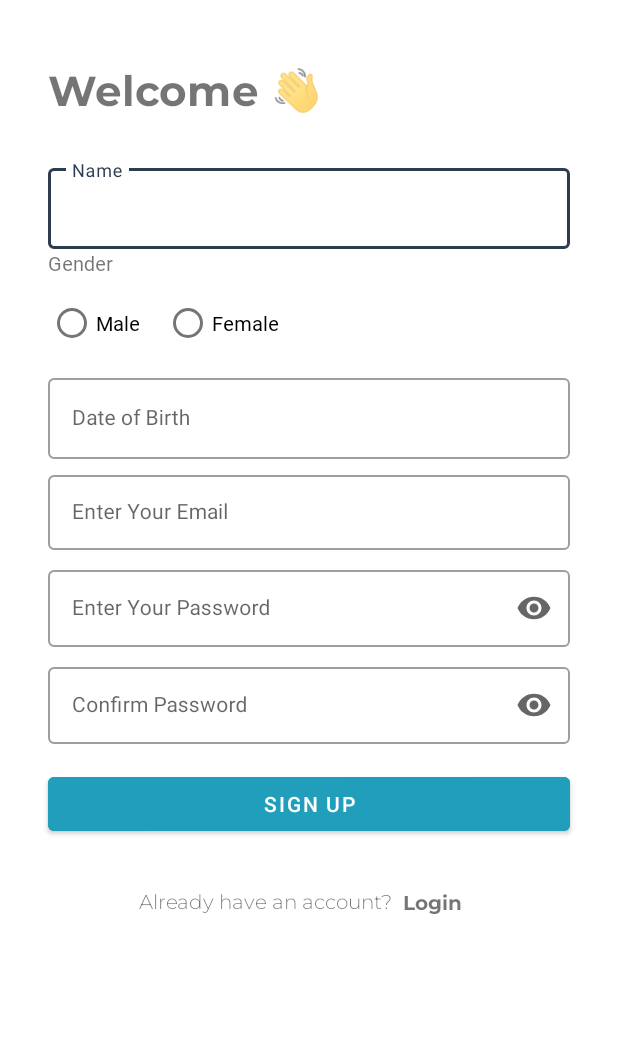
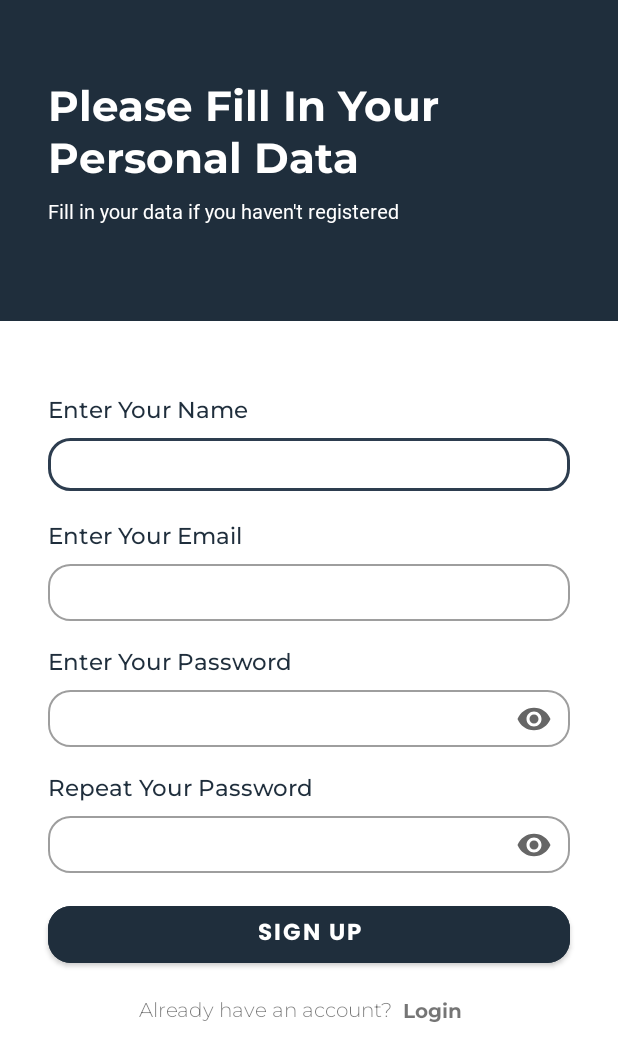
Before and after one commit to fahlisaputra/FitFood, an Android app: the SignUpActivity screen opened directly, with no data from a screen before it, on a phone screen of 412 x 824 dp. Shown: the top 1061 px of the screen. Run offline under Robolectric (Android 15) with nearby library versions, the phone set to English and light mode, and no system bars.

Commit message:
register layout

```diff
--- a/app/src/main/java/com/example/fitfoood/view/form/FormActivity.kt
+++ b/app/src/main/java/com/example/fitfoood/view/form/FormActivity.kt
@@ -24,8 +24,8 @@ class FormActivity : AppCompatActivity() {
         binding = ActivityFormBinding.inflate(layoutInflater)
         setContentView(binding.root)
 
-        val dateEditText = findViewById<TextInputEditText>(R.id.dateEditText)
-        dateEditText.setOnClickListener { showDatePicker() }
+//        val dateEditText = findViewById<TextInputEditText>(R.id.dateEditText)
+//        dateEditText.setOnClickListener { showDatePicker() }
 
     }
 
@@ -38,8 +38,8 @@ class FormActivity : AppCompatActivity() {
         datePicker.addOnPositiveButtonClickListener { selection ->
             val dateFormat = SimpleDateFormat("dd MMM yyyy", Locale.getDefault())
             val date = Date(selection)
-            val dateEditText = findViewById<TextInputEditText>(R.id.dateEditText)
-            dateEditText.setText(dateFormat.format(date))
+//            val dateEditText = findViewById<TextInputEditText>(R.id.dateEditText)
+//            dateEditText.setText(dateFormat.format(date))
         }
 
         datePicker.show(supportFragmentManager, "DATE_PICKER")
--- a/app/src/main/java/com/example/fitfoood/view/signup/SignUpActivity.kt
+++ b/app/src/main/java/com/example/fitfoood/view/signup/SignUpActivity.kt
@@ -37,17 +37,17 @@ class SignUpActivity : AppCompatActivity() {
         binding.LoginTextView.setOnClickListener {
             startActivity(Intent(this, LoginActivity::class.java))
         }
-        binding.dateEditText.setOnClickListener {
-            showDatePickerDialog()
-        }
-
-        binding.genderRadioGroup.setOnCheckedChangeListener { group, checkedId ->
-            gender = if (checkedId == R.id.radioMan) {
-                "Male"
-            } else {
-                "Female"
-            }
-        }
+//        binding.dateEditText.setOnClickListener {
+//            showDatePickerDialog()
+//        }
+//
+//        binding.genderRadioGroup.setOnCheckedChangeListener { group, checkedId ->
+//            gender = if (checkedId == R.id.radioMan) {
+//                "Male"
+//            } else {
+//                "Female"
+//            }
+//        }
 
         setupView()
         setupAction()
@@ -118,7 +118,7 @@ class SignUpActivity : AppCompatActivity() {
             calendar.set(Calendar.MONTH, month)
             calendar.set(Calendar.DAY_OF_MONTH, dayOfMonth)
             dateBirth = SimpleDateFormat("dd-MM-yyyy", Locale.US).format(calendar.time)
-            binding.dateEditText.setText(dateBirth) // Update EditText with selected date
+//            binding.dateEditText.setText(dateBirth) // Update EditText with selected date
         }
 
         DatePickerDialog(this, dateSetListener, calendar.get(Calendar.YEAR), calendar.get(Calendar.MONTH), calendar.get(Calendar.DAY_OF_MONTH)).show()
--- a/app/src/main/res/layout/activity_login.xml
+++ b/app/src/main/res/layout/activity_login.xml
@@ -70,6 +70,7 @@
             android:layout_height="43dp"
             android:layout_marginStart="32dp"
             android:layout_marginEnd="32dp"
+            android:layout_marginTop="3dp"
             app:boxCornerRadiusBottomEnd="15dp"
             app:boxCornerRadiusBottomStart="15dp"
             app:boxCornerRadiusTopEnd="15dp"
@@ -109,6 +110,7 @@
             android:layout_height="43dp"
             android:layout_marginStart="32dp"
             android:layout_marginEnd="32dp"
+            android:layout_marginTop="3dp"
             app:boxCornerRadiusBottomEnd="15dp"
             app:boxCornerRadiusBottomStart="15dp"
             app:boxCornerRadiusTopEnd="15dp"
@@ -140,6 +142,7 @@
             android:layout_marginTop="16dp"
             android:backgroundTint="@color/navy"
             android:text="@string/login"
+            app:cornerRadius="15dp"
             style="@style/SubHeading1_Poppins_Bold"
             app:layout_constraintEnd_toEndOf="parent"
             app:layout_constraintHorizontal_bias="1.0"
--- a/app/src/main/res/layout/activity_sign_up.xml
+++ b/app/src/main/res/layout/activity_sign_up.xml
@@ -7,13 +7,23 @@
     tools:context=".view.signup.SignUpActivity">
 
     <TextView
+        android:id="@+id/bgSignin"
+        android:layout_width="match_parent"
+        android:layout_height="214dp"
+        android:background="@drawable/bg_signin"
+        app:layout_constraintEnd_toEndOf="parent"
+        app:layout_constraintStart_toStartOf="parent"
+        app:layout_constraintTop_toTopOf="parent" />
+
+    <TextView
         android:id="@+id/titleTextView"
         style="@style/Heading1_Bold"
         android:layout_width="0dp"
         android:layout_height="wrap_content"
         android:layout_marginStart="32dp"
-        android:layout_marginEnd="32dp"
-        android:layout_marginTop="40dp"
+        android:layout_marginEnd="64dp"
+        android:layout_marginTop="50dp"
+        android:textColor="@color/white"
         android:text="@string/title_signup_page"
         app:layout_constraintEnd_toEndOf="parent"
         app:layout_constraintHorizontal_bias="0.0"
@@ -21,119 +31,142 @@
         app:layout_constraintTop_toTopOf="parent"
         tools:alpha="100" />
 
-<!--    <TextView-->
-<!--        android:id="@+id/messageTextView"-->
-<!--        style="@style/Body1_Regular"-->
-<!--        android:layout_width="0dp"-->
-<!--        android:layout_height="wrap_content"-->
-<!--        android:layout_marginStart="32dp"-->
-<!--        android:layout_marginTop="8dp"-->
-<!--        android:layout_marginEnd="32dp"-->
-<!--        android:text="@string/message_signup_page"-->
-<!--        app:layout_constraintEnd_toEndOf="parent"-->
-<!--        app:layout_constraintHorizontal_bias="0.0"-->
-<!--        app:layout_constraintStart_toStartOf="parent"-->
-<!--        app:layout_constraintTop_toBottomOf="@+id/titleTextView"-->
-<!--        tools:alpha="100" />-->
+    <TextView
+        android:id="@+id/messageTextView"
+        style="@style/Body1_Regular"
+        android:layout_width="0dp"
+        android:layout_height="wrap_content"
+        android:layout_marginStart="32dp"
+        android:layout_marginTop="8dp"
+        android:layout_marginEnd="32dp"
+        android:text="@string/message_signup_page"
+        android:textColor="@color/white"
+        app:layout_constraintEnd_toEndOf="parent"
+        app:layout_constraintHorizontal_bias="0.0"
+        app:layout_constraintStart_toStartOf="parent"
+        app:layout_constraintTop_toBottomOf="@+id/titleTextView"
+        tools:alpha="100" />
+
+    <TextView
+        android:id="@+id/nameText"
+        style="@style/SubHeading1_Medium"
+        android:textColor="@color/navy"
+        android:layout_width="match_parent"
+        android:layout_height="wrap_content"
+        android:text="@string/name"
+        android:layout_marginStart="32dp"
+        android:layout_marginEnd="32dp"
+        android:layout_marginTop="48dp"
+        app:layout_constraintTop_toBottomOf="@+id/bgSignin" />
 
     <com.google.android.material.textfield.TextInputLayout
         android:id="@+id/nameEditTextLayout"
         style="@style/Widget.MaterialComponents.TextInputLayout.OutlinedBox"
         android:layout_width="0dp"
-        android:layout_height="wrap_content"
+        android:layout_height="43dp"
+        app:boxCornerRadiusBottomEnd="15dp"
+        app:boxCornerRadiusBottomStart="15dp"
+        app:boxCornerRadiusTopEnd="15dp"
+        app:boxCornerRadiusTopStart="15dp"
         android:layout_marginStart="32dp"
-        android:layout_marginTop="28dp"
         android:layout_marginEnd="32dp"
+        android:layout_marginTop="3dp"
         app:layout_constraintEnd_toEndOf="parent"
         app:layout_constraintHorizontal_bias="0.0"
         app:layout_constraintStart_toStartOf="parent"
-        app:layout_constraintTop_toBottomOf="@+id/titleTextView">
+        app:layout_constraintTop_toBottomOf="@+id/nameText">
 
         <com.google.android.material.textfield.TextInputEditText
             android:id="@+id/nameEditText"
             android:layout_width="match_parent"
             android:layout_height="wrap_content"
+            android:padding="8dp"
             android:ems="10"
-            android:hint="@string/name"
             android:textSize="14sp" />
     </com.google.android.material.textfield.TextInputLayout>
 
     <TextView
-        android:id="@+id/genderTextView"
-        style="@style/Body1_Regular"
+        android:id="@+id/emailText"
+        style="@style/SubHeading1_Medium"
+        android:textColor="@color/navy"
         android:layout_width="0dp"
         android:layout_height="wrap_content"
         android:layout_marginStart="32dp"
         android:layout_marginEnd="32dp"
-        android:text="@string/gender"
+        android:layout_marginTop="16dp"
+        android:text="@string/email"
         app:layout_constraintEnd_toEndOf="parent"
         app:layout_constraintHorizontal_bias="0.0"
         app:layout_constraintStart_toStartOf="parent"
         app:layout_constraintTop_toBottomOf="@+id/nameEditTextLayout"
         tools:alpha="100" />
 
-    <RadioGroup
-        android:id="@+id/genderRadioGroup"
-        android:layout_width="239dp"
-        android:layout_height="46dp"
-        android:orientation="horizontal"
-        android:layout_marginTop="8dp"
-        app:layout_constraintStart_toStartOf="@+id/genderTextView"
-        app:layout_constraintTop_toBottomOf="@+id/genderTextView">
+<!--    <RadioGroup-->
+<!--        android:id="@+id/genderRadioGroup"-->
+<!--        android:layout_width="239dp"-->
+<!--        android:layout_height="46dp"-->
+<!--        android:orientation="horizontal"-->
+<!--        android:layout_marginTop="8dp"-->
+<!--        app:layout_constraintStart_toStartOf="@+id/genderTextView"-->
+<!--        app:layout_constraintTop_toBottomOf="@+id/genderTextView">-->
 
-        <RadioButton
-            android:id="@+id/radioMan"
-            android:layout_width="wrap_content"
-            android:layout_height="wrap_content"
-            android:text="@string/gender_man"
-            style="@style/Body1_Regular"/>
+<!--        <RadioButton-->
+<!--            android:id="@+id/radioMan"-->
+<!--            android:layout_width="wrap_content"-->
+<!--            android:layout_height="wrap_content"-->
+<!--            android:text="@string/gender_man"-->
+<!--            style="@style/Body1_Regular"/>-->
 
-        <RadioButton
-            android:id="@+id/radioWoman"
-            style="@style/Body1_Regular"
-            android:layout_width="wrap_content"
-            android:layout_height="wrap_content"
-            android:layout_marginStart="16dp"
-            android:text="@string/gender_girl"
-            app:layout_constraintEnd_toStartOf="@+id/radioMan" />
-    </RadioGroup>
+<!--        <RadioButton-->
+<!--            android:id="@+id/radioWoman"-->
+<!--            style="@style/Body1_Regular"-->
+<!--            android:layout_width="wrap_content"-->
+<!--            android:layout_height="wrap_content"-->
+<!--            android:layout_marginStart="16dp"-->
+<!--            android:text="@string/gender_girl"-->
+<!--            app:layout_constraintEnd_toStartOf="@+id/radioMan" />-->
+<!--    </RadioGroup>-->
 
-    <com.google.android.material.textfield.TextInputLayout
-        android:id="@+id/dateEditTextLayout"
-        style="@style/Widget.MaterialComponents.TextInputLayout.OutlinedBox"
-        android:layout_width="0dp"
-        android:layout_height="wrap_content"
-        android:layout_marginStart="32dp"
-        android:layout_marginEnd="32dp"
-        android:layout_marginTop="8dp"
-        app:layout_constraintEnd_toEndOf="parent"
-        app:layout_constraintStart_toStartOf="parent"
-        app:layout_constraintTop_toBottomOf="@+id/genderRadioGroup"
-        tools:alpha="100">
+<!--    <com.google.android.material.textfield.TextInputLayout-->
+<!--        android:id="@+id/dateEditTextLayout"-->
+<!--        style="@style/Widget.MaterialComponents.TextInputLayout.OutlinedBox"-->
+<!--        android:layout_width="0dp"-->
+<!--        android:layout_height="wrap_content"-->
+<!--        android:layout_marginStart="32dp"-->
+<!--        android:layout_marginEnd="32dp"-->
+<!--        android:layout_marginTop="8dp"-->
+<!--        app:layout_constraintEnd_toEndOf="parent"-->
+<!--        app:layout_constraintStart_toStartOf="parent"-->
+<!--        app:layout_constraintTop_toBottomOf="@+id/emailText"-->
+<!--        tools:alpha="100">-->
 
-        <com.google.android.material.textfield.TextInputEditText
-            android:id="@+id/dateEditText"
-            android:layout_width="match_parent"
-            android:layout_height="wrap_content"
-            android:clickable="true"
-            android:ems="10"
-            android:focusable="false"
-            android:hint="@string/birth_date"
-            android:textSize="14sp" />
-    </com.google.android.material.textfield.TextInputLayout>
+<!--        <com.google.android.material.textfield.TextInputEditText-->
+<!--            android:id="@+id/dateEditText"-->
+<!--            android:layout_width="match_parent"-->
+<!--            android:layout_height="wrap_content"-->
+<!--            android:clickable="true"-->
+<!--            android:ems="10"-->
+<!--            android:focusable="false"-->
+<!--            android:hint="@string/birth_date"-->
+<!--            android:textSize="14sp" />-->
+<!--    </com.google.android.material.textfield.TextInputLayout>-->
 
     <com.google.android.material.textfield.TextInputLayout
         android:id="@+id/emailEditTextLayout"
         style="@style/Widget.MaterialComponents.TextInputLayout.OutlinedBox"
         android:layout_width="0dp"
-        android:layout_height="55dp"
+        android:layout_height="43dp"
         android:layout_marginStart="32dp"
         android:layout_marginEnd="32dp"
-        android:layout_marginTop="5dp"
+        android:layout_marginTop="3dp"
+        app:boxCornerRadiusBottomEnd="15dp"
+        app:boxCornerRadiusBottomStart="15dp"
+        app:boxCornerRadiusTopEnd="15dp"
+        app:boxCornerRadiusTopStart="15dp"
         app:layout_constraintEnd_toEndOf="parent"
         app:layout_constraintHorizontal_bias="0.0"
         app:layout_constraintStart_toStartOf="parent"
-        app:layout_constraintTop_toBottomOf="@+id/dateEditTextLayout"
+        app:layout_constraintTop_toBottomOf="@+id/emailText"
         tools:alpha="100">
 
         <com.dicoding.picodiploma.dicoStory.view.customView.CVEmail
@@ -141,26 +174,40 @@
             android:layout_width="match_parent"
             android:layout_height="match_parent"
             android:ems="10"
-            android:hint="@string/email"
-            android:padding="16dp"
+            android:padding="8dp"
             android:textSize="14sp"
             tools:ignore="SpeakableTextPresentCheck" />
     </com.google.android.material.textfield.TextInputLayout>
+
+    <TextView
+        android:id="@+id/passText"
+        style="@style/SubHeading1_Medium"
+        android:layout_width="match_parent"
+        android:layout_height="wrap_content"
+        android:layout_marginTop="16dp"
+        android:layout_marginStart="32dp"
+        android:layout_marginEnd="32dp"
+        android:text="@string/password"
+        android:textColor="@color/navy"
+        app:layout_constraintTop_toBottomOf="@+id/emailEditTextLayout" />
 
     <com.google.android.material.textfield.TextInputLayout
         android:id="@+id/passwordEditTextLayout"
         style="@style/Widget.MaterialComponents.TextInputLayout.OutlinedBox"
         android:layout_width="0dp"
-        android:layout_height="wrap_content"
+        android:layout_height="43dp"
         android:layout_marginStart="32dp"
-        android:layout_marginTop="8dp"
+        android:layout_marginTop="3dp"
         android:layout_marginEnd="32dp"
-        android:hint="@string/password"
+        app:boxCornerRadiusBottomEnd="15dp"
+        app:boxCornerRadiusBottomStart="15dp"
+        app:boxCornerRadiusTopEnd="15dp"
+        app:boxCornerRadiusTopStart="15dp"
         app:endIconMode="password_toggle"
         app:layout_constraintEnd_toEndOf="parent"
         app:layout_constraintHorizontal_bias="0.0"
         app:layout_constraintStart_toStartOf="parent"
-        app:layout_constraintTop_toBottomOf="@+id/emailEditTextLayout"
+        app:layout_constraintTop_toBottomOf="@+id/passText"
         tools:alpha="100">
 
         <com.dicoding.picodiploma.dicoStory.view.customView.CVPassword
@@ -168,26 +215,41 @@
             android:layout_width="match_parent"
             android:layout_height="match_parent"
             android:ems="10"
-            android:padding="16dp"
+            android:padding="8dp"
             android:textSize="14sp"
             android:inputType="textPassword"
             tools:ignore="SpeakableTextPresentCheck" />
     </com.google.android.material.textfield.TextInputLayout>
 
+    <TextView
+        android:id="@+id/repeatPassText"
+        style="@style/SubHeading1_Medium"
+        android:layout_width="match_parent"
+        android:layout_height="wrap_content"
+        android:text="@string/confirm_password"
+        android:textColor="@color/navy"
+        android:layout_marginTop="16dp"
+        android:layout_marginStart="32dp"
+        android:layout_marginEnd="32dp"
+        app:layout_constraintTop_toBottomOf="@+id/passwordEditTextLayout" />
+
     <com.google.android.material.textfield.TextInputLayout
         android:id="@+id/passwordRepeatEditTextLayout"
         style="@style/Widget.MaterialComponents.TextInputLayout.OutlinedBox"
         android:layout_width="0dp"
-        android:layout_height="wrap_content"
+        android:layout_height="43dp"
         android:layout_marginStart="32dp"
-        android:layout_marginTop="8dp"
+        android:layout_marginTop="3dp"
         android:layout_marginEnd="32dp"
-        android:hint="@string/confirm_password"
+        app:boxCornerRadiusBottomEnd="15dp"
+        app:boxCornerRadiusBottomStart="15dp"
+        app:boxCornerRadiusTopEnd="15dp"
+        app:boxCornerRadiusTopStart="15dp"
         app:endIconMode="password_toggle"
         app:layout_constraintEnd_toEndOf="parent"
         app:layout_constraintHorizontal_bias="0.0"
         app:layout_constraintStart_toStartOf="parent"
-        app:layout_constraintTop_toBottomOf="@+id/passwordEditTextLayout"
+        app:layout_constraintTop_toBottomOf="@+id/repeatPassText"
         tools:alpha="100">
 
         <com.dicoding.picodiploma.dicoStory.view.customView.CVPassword
@@ -195,7 +257,7 @@
             android:layout_width="match_parent"
             android:layout_height="match_parent"
             android:ems="10"
-            android:padding="16dp"
+            android:padding="8dp"
             android:textSize="14sp"
             android:inputType="textPassword"
             tools:ignore="SpeakableTextPresentCheck" />
@@ -204,12 +266,14 @@
     <Button
         android:id="@+id/SignUpButton"
         android:layout_width="0dp"
-        android:layout_height="wrap_content"
+        android:layout_height="50dp"
         android:layout_marginStart="32dp"
         android:layout_marginTop="16dp"
         android:layout_marginEnd="32dp"
-        android:backgroundTint="@color/base_blue"
+        android:backgroundTint="@color/navy"
         android:text="@string/signup"
+        style="@style/SubHeading1_Poppins_Bold"
+        app:cornerRadius="15dp"
         app:layout_constraintEnd_toEndOf="parent"
         app:layout_constraintHorizontal_bias="1.0"
         app:layout_constraintStart_toStartOf="parent"
@@ -221,7 +285,7 @@
         android:id="@+id/textView2"
         android:layout_width="wrap_content"
         android:layout_height="wrap_content"
-        android:layout_marginTop="32dp"
+        android:layout_marginTop="16dp"
         style="@style/SubHeading2_Light"
         android:text="@string/have_account"
         app:layout_constraintEnd_toEndOf="parent"
--- a/app/src/main/res/values/strings.xml
+++ b/app/src/main/res/values/strings.xml
@@ -15,7 +15,7 @@
     <string name="login">Login</string>
     <string name="message_welcome_page">A place to share the excitement among Dicoding users</string>
     <string name="title_welcome_page">Welcome to dicoStory!</string>
-    <string name="title_signup_page">Welcome 👋</string>
+    <string name="title_signup_page">Please Fill In Your Personal Data</string>
     <string name="title_form_page">Enter your data</string>
     <string name="email">Enter Your Email</string>
     <string name="password">Enter Your Password</string>
@@ -27,12 +27,12 @@
     <string name="birth_date">Date of Birth</string>
     <string name="weight">Weight (kg)</string>
     <string name="height">Height (cm)</string>
-    <string name="title_login_page">Welcome back</string>
-    <string name="name">Name</string>
+    <string name="title_login_page">Welcome Back</string>
+    <string name="name">Enter Your Name</string>
     <string name="message_main_page">Happy Learning at Dicoding.</string>
     <string name="greeting">Hello %1$s,</string>
     <string name="logout">Logout</string>
-    <string name="dont_have_account">Dont have an account?</string>
+    <string name="dont_have_account">Don\'t have an account?</string>
     <string name="password_repeat">Password Repeat</string>
     <string name="have_account">Already have an account?</string>
 
@@ -142,7 +142,7 @@
     <string name="resend">Resend Confirmation Code</string>
     <string name="title_new_pass">New Password</string>
     <string name="message_new_pass">Please write your new password.</string>
-    <string name="confirm_password">Confirm Password</string>
+    <string name="confirm_password">Repeat Your Password</string>
     <string name="or_sign_in_with">- Or sign in with -</string>
     <string name="or_sign_up_with">- Or sign up with -</string>
     <string name="profile_name">"Lucyta Qutsyaning "</string>
@@ -173,5 +173,6 @@
     <string name="message_input_weight">Enter your weight in kg</string>
     <string name="input_bmi">Input Your Height and Weight</string>
     <string name="search_article">Search for articles</string>
+    <string name="message_signup_page">Fill in your data if you haven\'t registered</string>
 
 </resources>
```
Also changed, not shown: 1 other file.
